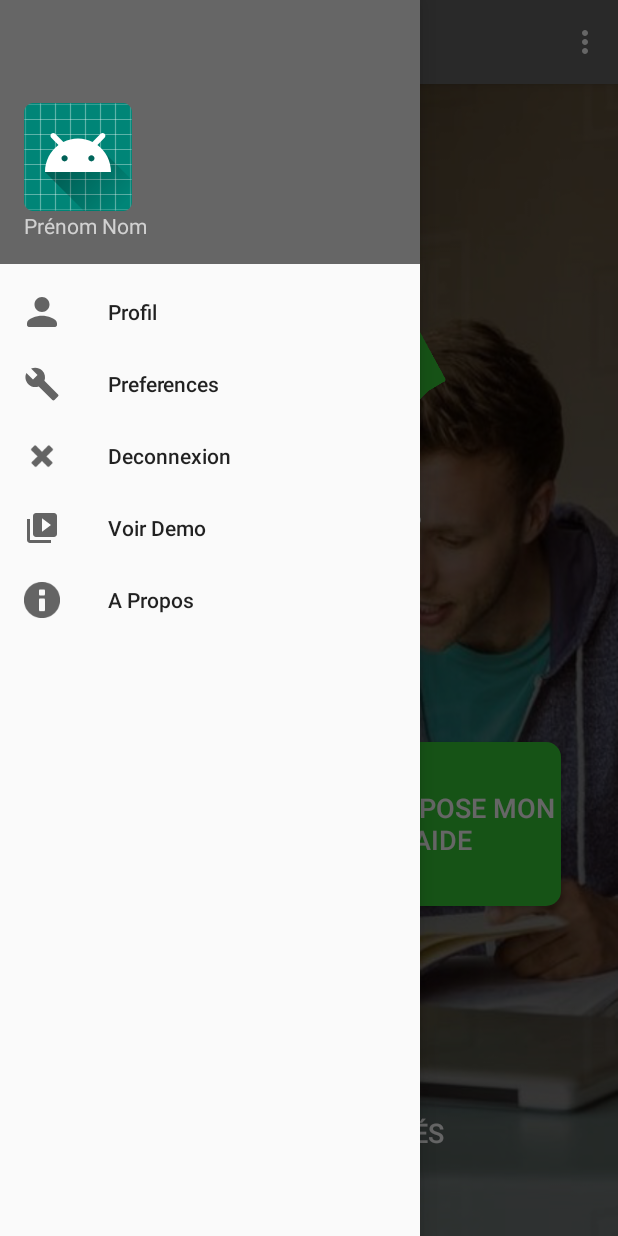
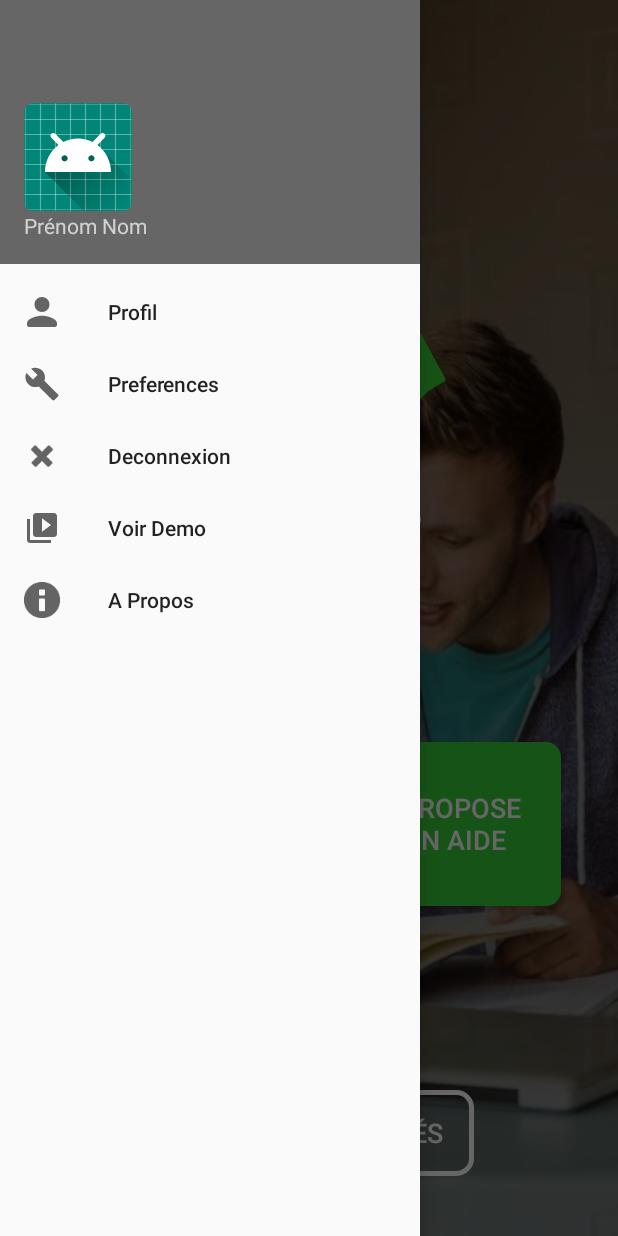
Before and after one commit to Samylms/helpy, an Android app: the MainActivity screen opened directly, with no data from a screen before it, with the side drawer open, on a phone screen of 412 x 824 dp. Run offline under Robolectric (Android 15) with nearby library versions, the light colour scheme and no system bars.

Commit message:
modif page accueil

```diff
--- a/app/src/main/java/ij/personal/helpy/MainActivity.java
+++ b/app/src/main/java/ij/personal/helpy/MainActivity.java
@@ -26,6 +26,7 @@ public class MainActivity extends AppCompatActivity
     @Override
     protected void onCreate(Bundle savedInstanceState) {
         super.onCreate(savedInstanceState);
+
         setContentView(R.layout.activity_main);
         Toolbar toolbar = findViewById(R.id.toolbar);
         setSupportActionBar(toolbar);
--- /dev/null
+++ b/app/src/main/res/drawable/btn_transparent.xml
@@ -0,0 +1,10 @@
+<?xml version="1.0" encoding="utf-8"?>
+<shape xmlns:android="http://schemas.android.com/apk/res/android"
+    android:shape="rectangle">
+    <!-- you can use any color you want I used here gray color-->
+    <stroke android:width="5px" android:color="@color/white" />
+    <corners android:radius="10dp" />
+    <gradient
+        android:startColor="@null"
+        />
+</shape>
--- a/app/src/main/res/layout/app_bar_main.xml
+++ b/app/src/main/res/layout/app_bar_main.xml
@@ -9,7 +9,8 @@
     <android.support.design.widget.AppBarLayout
         android:layout_width="match_parent"
         android:layout_height="wrap_content"
-        android:theme="@style/AppTheme.AppBarOverlay">
+        android:theme="@style/AppTheme.AppBarOverlay"
+        android:visibility="invisible">
 
         <android.support.v7.widget.Toolbar
             android:id="@+id/toolbar"
--- a/app/src/main/res/layout/content_main.xml
+++ b/app/src/main/res/layout/content_main.xml
@@ -36,7 +36,8 @@
             android:background="@drawable/button_red"
             android:text="J'ai besoin d'aide"
             android:textColor="@color/white"
-            android:textSize="18sp" />
+            android:textSize="18sp"
+            android:paddingHorizontal="10dp"/>
 
         <Button
             android:id="@+id/btnPropose"
@@ -46,7 +47,8 @@
             android:background="@drawable/button_green"
             android:text="Je propose mon aide"
             android:textColor="@color/white"
-            android:textSize="18sp" />
+            android:textSize="18sp"
+            android:paddingHorizontal="10dp"/>
 
 
     </LinearLayout>
@@ -61,14 +63,16 @@
 
         <Button
             android:id="@+id/btnGestion"
-            android:layout_width="368dp"
+            android:layout_width="wrap_content"
             android:layout_height="wrap_content"
+            android:layout_margin="20dp"
             android:layout_weight="1"
-            android:background="@null"
+            android:background="@drawable/btn_transparent"
             android:text="Gestion d'activités"
+            android:textAlignment="center"
             android:textColor="@color/white"
             android:textSize="18sp"
-            />
+            android:paddingHorizontal="20dp"/>
 
     </LinearLayout>
 </LinearLayout>
```
